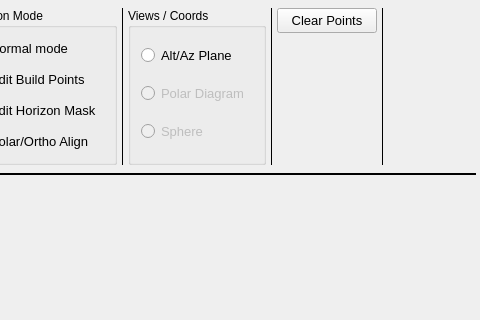
Qt form mw4/gui/widgets/hemisphere.ui (mworion/MountWizzard4) before a commit; both pictures show x 320 to 800 and y 0 to 320 of the 800 by 600 pixel window.
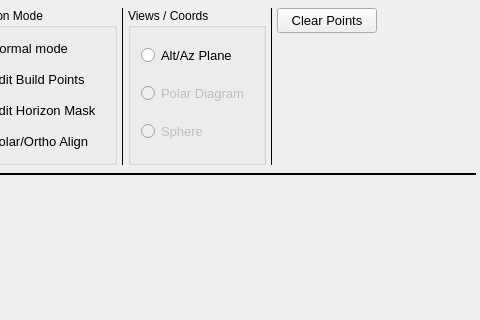
The same form after that commit.

Commit message: moving towards constrained_layout = True

What changed in the file:
```diff
--- a/mw4/gui/widgets/hemisphere.ui
+++ b/mw4/gui/widgets/hemisphere.ui
@@ -65,7 +65,7 @@
     <number>4</number>
    </property>
    <item>
-    <layout class="QHBoxLayout" name="horizontalLayout" stretch="0,0,0,0,0,0,0,0,0">
+    <layout class="QHBoxLayout" name="horizontalLayout" stretch="0,0,0,0,0,0,0,0">
      <property name="spacing">
       <number>4</number>
      </property>
@@ -404,19 +404,6 @@
        </item>
       </layout>
      </item>
-     <item>
-      <widget class="Line" name="line_2">
-       <property name="frameShadow">
-        <enum>QFrame::Plain</enum>
-       </property>
-       <property name="midLineWidth">
-        <number>1</number>
-       </property>
-       <property name="orientation">
-        <enum>Qt::Vertical</enum>
-       </property>
-      </widget>
-     </item>
      <item>
       <spacer name="horizontalSpacer">
        <property name="orientation">
```
The commit also changes 6 other files.
